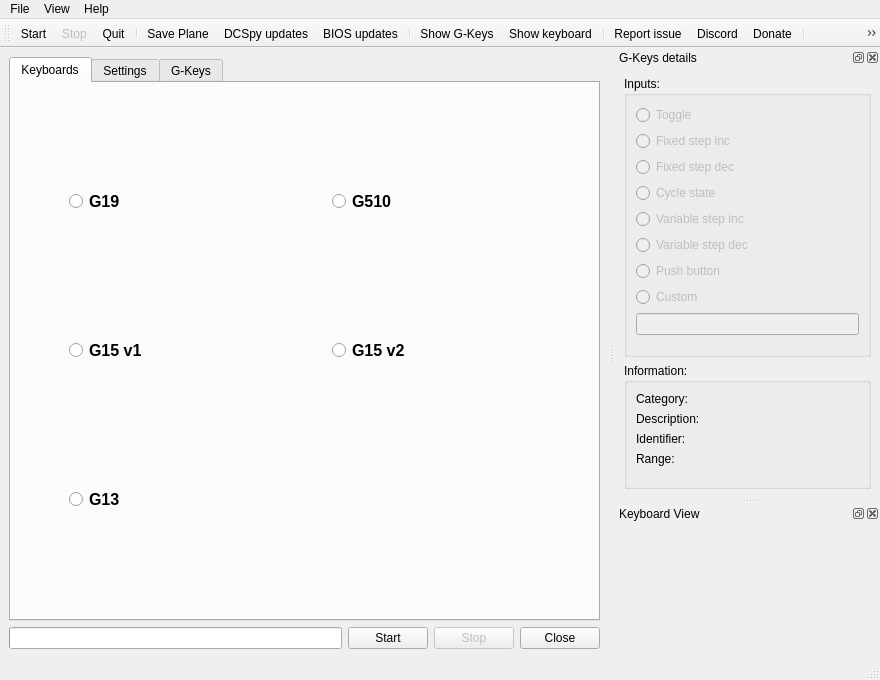
emcek/dcspy, file dcspy/ui/qtdcs.ui: the form before one commit.
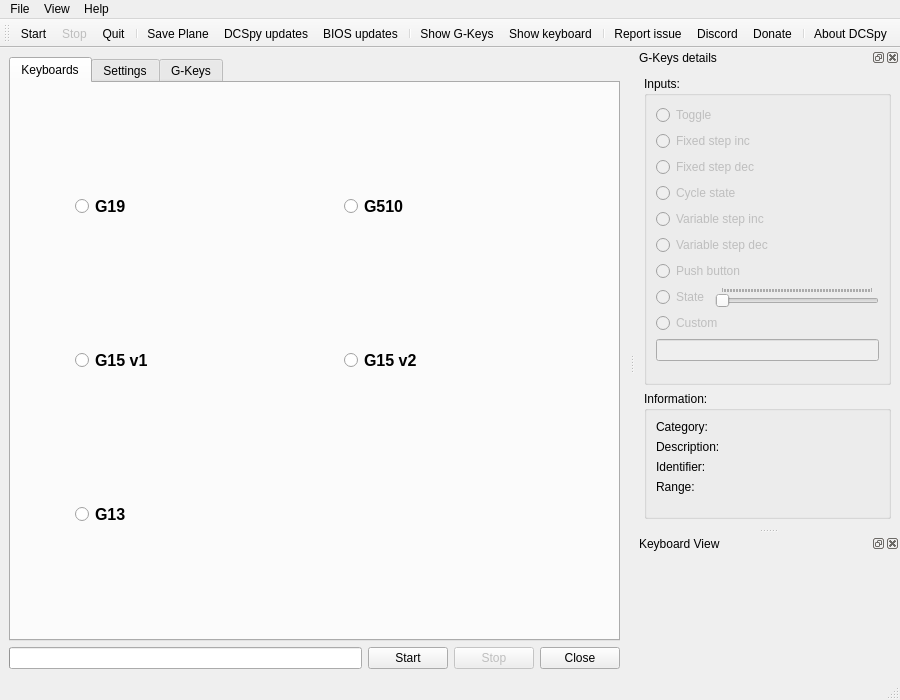
The form after the commit. Icons and pictures are not drawn.

Commit message: add set state radio button

```diff
--- a/dcspy/ui/qtdcs.ui
+++ b/dcspy/ui/qtdcs.ui
@@ -6,14 +6,14 @@
    <rect>
     <x>0</x>
     <y>0</y>
-    <width>880</width>
-    <height>680</height>
+    <width>900</width>
+    <height>700</height>
    </rect>
   </property>
   <property name="minimumSize">
    <size>
     <width>450</width>
-    <height>680</height>
+    <height>700</height>
    </size>
   </property>
   <property name="windowTitle">
@@ -770,7 +770,7 @@
     <rect>
      <x>0</x>
      <y>0</y>
-     <width>880</width>
+     <width>900</width>
      <height>22</height>
     </rect>
    </property>
@@ -864,13 +864,13 @@
    <property name="minimumSize">
     <size>
      <width>265</width>
-     <height>450</height>
+     <height>480</height>
     </size>
    </property>
    <property name="maximumSize">
     <size>
      <width>524287</width>
-     <height>450</height>
+     <height>480</height>
     </size>
    </property>
    <property name="windowIcon">
@@ -903,9 +903,9 @@
        <property name="title">
         <string>Inputs:</string>
        </property>
-       <layout class="QVBoxLayout" name="verticalLayout_3">
-        <item>
-         <widget class="QRadioButton" name="rb_action">
+       <layout class="QGridLayout" name="gridLayout_10">
+        <item row="7" column="1">
+         <widget class="QSlider" name="hs_set_state">
           <property name="enabled">
            <bool>false</bool>
           </property>
@@ -913,70 +913,18 @@
            <string>Toggle between positions back and forth.
 Avaliable for two-state switches and knobs.</string>
           </property>
-          <property name="text">
-           <string>Toggle</string>
+          <property name="orientation">
+           <enum>Qt::Horizontal</enum>
           </property>
-          <property name="icon">
-           <iconset resource="../qtgui.qrc">
-            <normaloff>:/icons/img/configure.svg</normaloff>:/icons/img/configure.svg</iconset>
+          <property name="tickPosition">
+           <enum>QSlider::TicksAbove</enum>
           </property>
-         </widget>
-        </item>
-        <item>
-         <widget class="QRadioButton" name="rb_fixed_step_inc">
-          <property name="enabled">
-           <bool>false</bool>
+          <property name="tickInterval">
+           <number>1</number>
           </property>
-          <property name="toolTip">
-           <string>Only increase position of switch.
-Avaliable for multi-possition switches and knobs with fixed step size.</string>
-          </property>
-          <property name="text">
-           <string>Fixed step inc</string>
-          </property>
-          <property name="icon">
-           <iconset resource="../qtgui.qrc">
-            <normaloff>:/icons/img/go-next.svg</normaloff>:/icons/img/go-next.svg</iconset>
-          </property>
          </widget>
         </item>
-        <item>
-         <widget class="QRadioButton" name="rb_fixed_step_dec">
-          <property name="enabled">
-           <bool>false</bool>
-          </property>
-          <property name="toolTip">
-           <string>Only decrease position of switch.
-Avaliable for multi-possition switches and knobs with fixed step size.</string>
-          </property>
-          <property name="text">
-           <string>Fixed step dec</string>
-          </property>
-          <property name="icon">
-           <iconset resource="../qtgui.qrc">
-            <normaloff>:/icons/img/go-previous.svg</normaloff>:/icons/img/go-previous.svg</iconset>
-          </property>
-         </widget>
-        </item>
-        <item>
-         <widget class="QRadioButton" name="rb_set_state">
-          <property name="enabled">
-           <bool>false</bool>
-          </property>
-          <property name="toolTip">
-           <string>Cycle through all values first increase and then decrease, move back and forth.
-Avaliable for most switches and knobs with fixed step size.</string>
-          </property>
-          <property name="text">
-           <string>Cycle state</string>
-          </property>
-          <property name="icon">
-           <iconset resource="../qtgui.qrc">
-            <normaloff>:/icons/img/kr_comparedirs.svg</normaloff>:/icons/img/kr_comparedirs.svg</iconset>
-          </property>
-         </widget>
-        </item>
-        <item>
+        <item row="4" column="0" colspan="2">
          <widget class="QRadioButton" name="rb_variable_step_plus">
           <property name="enabled">
            <bool>false</bool>
@@ -994,7 +942,54 @@
           </property>
          </widget>
         </item>
-        <item>
+        <item row="11" column="0">
+         <spacer name="verticalSpacer_3">
+          <property name="orientation">
+           <enum>Qt::Vertical</enum>
+          </property>
+          <property name="sizeHint" stdset="0">
+           <size>
+            <width>20</width>
+            <height>40</height>
+           </size>
+          </property>
+         </spacer>
+        </item>
+        <item row="6" column="0" colspan="2">
+         <widget class="QRadioButton" name="rb_push_button">
+          <property name="enabled">
+           <bool>false</bool>
+          </property>
+          <property name="toolTip">
+           <string>Use for push button or controlers with only 2 states.</string>
+          </property>
+          <property name="text">
+           <string>Push button</string>
+          </property>
+          <property name="icon">
+           <iconset resource="../qtgui.qrc">
+            <normaloff>:/icons/img/KittehPlayer.svg</normaloff>:/icons/img/KittehPlayer.svg</iconset>
+          </property>
+         </widget>
+        </item>
+        <item row="7" column="0">
+         <widget class="QRadioButton" name="rb_set_state">
+          <property name="enabled">
+           <bool>false</bool>
+          </property>
+          <property name="toolTip">
+           <string>Set one particular value for keystroke.</string>
+          </property>
+          <property name="text">
+           <string>State</string>
+          </property>
+          <property name="icon">
+           <iconset resource="../qtgui.qrc">
+            <normaloff>:/icons/img/downloading.svg</normaloff>:/icons/img/downloading.svg</iconset>
+          </property>
+         </widget>
+        </item>
+        <item row="5" column="0" colspan="2">
          <widget class="QRadioButton" name="rb_variable_step_minus">
           <property name="enabled">
            <bool>false</bool>
@@ -1012,13 +1007,13 @@
           </property>
          </widget>
         </item>
-        <item>
-         <widget class="QRadioButton" name="rb_push_button">
+        <item row="3" column="0" colspan="2">
+         <widget class="QRadioButton" name="rb_cycle">
           <property name="enabled">
            <bool>false</bool>
           </property>
           <property name="text">
-           <string>Push button</string>
+           <string>Cycle state</string>
           </property>
           <property name="icon">
            <iconset resource="../qtgui.qrc">
@@ -1026,7 +1021,61 @@
           </property>
          </widget>
         </item>
-        <item>
+        <item row="2" column="0" colspan="2">
+         <widget class="QRadioButton" name="rb_fixed_step_dec">
+          <property name="enabled">
+           <bool>false</bool>
+          </property>
+          <property name="toolTip">
+           <string>Only decrease position of switch.
+Avaliable for multi-possition switches and knobs with fixed step size.</string>
+          </property>
+          <property name="text">
+           <string>Fixed step dec</string>
+          </property>
+          <property name="icon">
+           <iconset resource="../qtgui.qrc">
+            <normaloff>:/icons/img/go-previous.svg</normaloff>:/icons/img/go-previous.svg</iconset>
+          </property>
+         </widget>
+        </item>
+        <item row="1" column="0" colspan="2">
+         <widget class="QRadioButton" name="rb_fixed_step_inc">
+          <property name="enabled">
+           <bool>false</bool>
+          </property>
+          <property name="toolTip">
+           <string>Only increase position of switch.
+Avaliable for multi-possition switches and knobs with fixed step size.</string>
+          </property>
+          <property name="text">
+           <string>Fixed step inc</string>
+          </property>
+          <property name="icon">
+           <iconset resource="../qtgui.qrc">
+            <normaloff>:/icons/img/go-next.svg</normaloff>:/icons/img/go-next.svg</iconset>
+          </property>
+         </widget>
+        </item>
+        <item row="0" column="0" colspan="2">
+         <widget class="QRadioButton" name="rb_action">
+          <property name="enabled">
+           <bool>false</bool>
+          </property>
+          <property name="toolTip">
+           <string>Toggle between positions back and forth.
+Avaliable for two-state switches and knobs.</string>
+          </property>
+          <property name="text">
+           <string>Toggle</string>
+          </property>
+          <property name="icon">
+           <iconset resource="../qtgui.qrc">
+            <normaloff>:/icons/img/configure.svg</normaloff>:/icons/img/configure.svg</iconset>
+          </property>
+         </widget>
+        </item>
+        <item row="9" column="0" colspan="2">
          <widget class="QRadioButton" name="rb_custom">
           <property name="enabled">
            <bool>false</bool>
@@ -1040,26 +1089,13 @@
           </property>
          </widget>
         </item>
-        <item>
+        <item row="10" column="0" colspan="2">
          <widget class="QLineEdit" name="le_custom">
           <property name="enabled">
            <bool>false</bool>
           </property>
          </widget>
         </item>
-        <item>
-         <spacer name="verticalSpacer_3">
-          <property name="orientation">
-           <enum>Qt::Vertical</enum>
-          </property>
-          <property name="sizeHint" stdset="0">
-           <size>
-            <width>20</width>
-            <height>40</height>
-           </size>
-          </property>
-         </spacer>
-        </item>
        </layout>
       </widget>
      </item>
```
Left out of the diff: 35 changed lines with no effect on the pictures. The commit also changes 2 other files.
